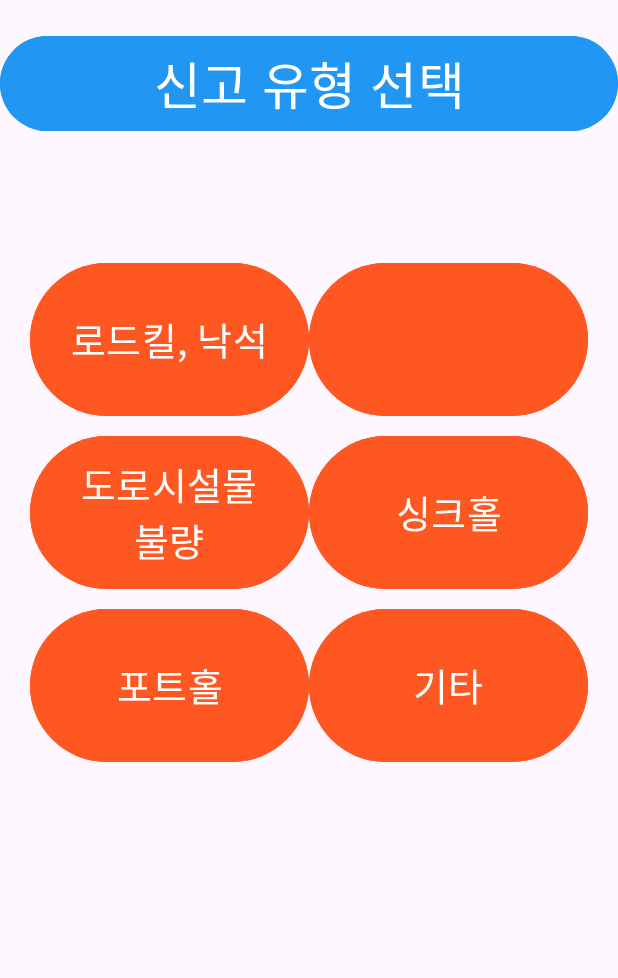
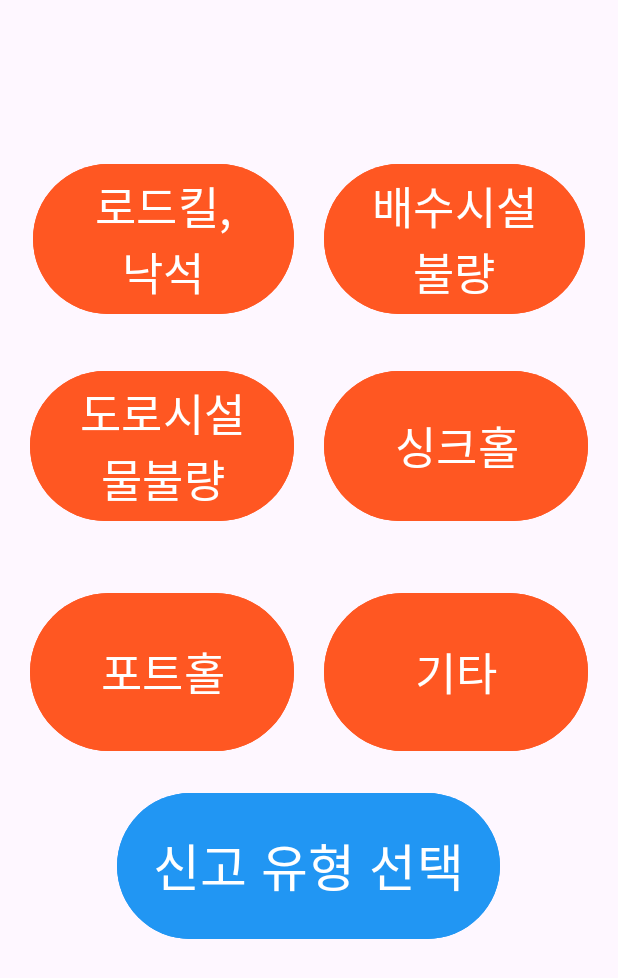
Before and after one commit to Baekbanjang/DogStreet, an Android app: the screen it shows after launch (MainActivity before the commit, select_types_MainActivity after it), on a phone screen of 412 x 824 dp. Shown: the top 978 px of the screen. Run offline under Robolectric (Android 15) with nearby library versions, the phone set to English and light mode, and no system bars.

Commit message:
레이아웃 버튼 수정 및 id추가

```diff
--- a/app/build.gradle.kts
+++ b/app/build.gradle.kts
@@ -4,7 +4,7 @@ plugins {
 
 android {
     namespace = "kr.ac.mmu"
-    compileSdk = 33
+    compileSdk = 34
 
     defaultConfig {
         applicationId = "kr.ac.mmu"
--- a/app/src/main/AndroidManifest.xml
+++ b/app/src/main/AndroidManifest.xml
@@ -13,7 +13,7 @@
         android:theme="@style/Theme.Street_Types"
         tools:targetApi="31">
         <activity
-            android:name=".MainActivity"
+            android:name=".select_types_MainActivity"
             android:exported="true">
             <intent-filter>
                 <action android:name="android.intent.action.MAIN" />
--- a/app/src/main/java/kr/ac/mmu/MainActivity.java
+++ b/app/src/main/java/kr/ac/mmu/select_types_MainActivity.java
@@ -4,11 +4,11 @@ import androidx.appcompat.app.AppCompatActivity;
 
 import android.os.Bundle;
 
-public class MainActivity extends AppCompatActivity {
+public class select_types_MainActivity extends AppCompatActivity {
 
     @Override
     protected void onCreate(Bundle savedInstanceState) {
         super.onCreate(savedInstanceState);
-        setContentView(R.layout.activity_main);
+        setContentView(R.layout.select_types);
     }
 }
--- a/app/src/main/res/layout/activity_main.xml
+++ b/app/src/main/res/layout/select_types.xml
@@ -2,102 +2,114 @@
 <LinearLayout xmlns:android="http://schemas.android.com/apk/res/android"
     xmlns:app="http://schemas.android.com/apk/res-auto"
     xmlns:tools="http://schemas.android.com/tools"
-    android:layout_width="match_parent"
+    android:layout_width="wrap_content"
     android:layout_height="wrap_content"
-    android:layout_marginTop="20dp"
+    android:layout_marginTop="15dp"
     android:orientation="vertical"
-    tools:context=".MainActivity">
-
-    <Button
-        android:id="@+id/button"
-        android:layout_width="match_parent"
-        android:layout_height="match_parent"
-        android:backgroundTint="#2196F3"
-        android:text="신고 유형 선택"
-        android:textSize="34sp" />
+    tools:context=".select_types_MainActivity">
 
     <LinearLayout
-        android:layout_width="match_parent"
+        android:layout_width="388dp"
         android:layout_height="match_parent"
         android:layout_gravity="center"
         android:layout_marginLeft="20dp"
         android:layout_marginTop="80dp"
         android:layout_marginRight="20dp"
+        android:layout_weight="1"
         android:orientation="horizontal">
 
         <Button
-            android:id="@+id/button2"
+            android:id="@+id/roadkill"
             android:layout_width="match_parent"
-            android:layout_height="110dp"
+            android:layout_height="match_parent"
+            android:layout_margin="10dp"
             android:layout_weight="1"
             android:backgroundTint="#FF5722"
             android:text="로드킬, 낙석"
-            android:textSize="25sp" />
+            android:textSize="30sp" />
 
         <Button
-            android:id="@+id/button3"
+            android:id="@+id/drainage_system"
             android:layout_width="match_parent"
             android:layout_height="match_parent"
+            android:layout_margin="10dp"
             android:layout_weight="1"
             android:backgroundTint="#FF5722"
-            android:textSize="25sp"
-            tools:text="배수시설불량" />
+            android:text="배수시설불량"
+            android:textSize="30sp" />
     </LinearLayout>
 
     <LinearLayout
         android:layout_width="match_parent"
         android:layout_height="match_parent"
         android:layout_gravity="center"
+        android:layout_margin="10dp"
         android:layout_marginLeft="20dp"
         android:layout_marginTop="5dp"
         android:layout_marginRight="20dp"
+        android:layout_weight="1"
         android:orientation="horizontal">
 
         <Button
-            android:id="@+id/button4"
+            android:id="@+id/road_facilities"
             android:layout_width="match_parent"
-            android:layout_height="110dp"
+            android:layout_height="match_parent"
+            android:layout_margin="10dp"
             android:layout_weight="1"
             android:backgroundTint="#FF5722"
-            android:text="도로시설물 불량"
-            android:textSize="25sp" />
+            android:text="도로시설물불량"
+            android:textSize="30sp" />
 
         <Button
-            android:id="@+id/button5"
+            android:id="@+id/sinkhole"
             android:layout_width="match_parent"
             android:layout_height="match_parent"
+            android:layout_margin="10dp"
             android:layout_weight="1"
             android:backgroundTint="#FF5722"
             android:text="싱크홀"
-            android:textSize="25sp" />
+            android:textSize="30sp" />
     </LinearLayout>
 
     <LinearLayout
         android:layout_width="match_parent"
-        android:layout_height="match_parent"
+        android:layout_height="133dp"
         android:layout_gravity="center"
+        android:layout_margin="10dp"
         android:layout_marginLeft="20dp"
         android:layout_marginTop="5dp"
         android:layout_marginRight="20dp"
+        android:layout_weight="1"
         android:orientation="horizontal">
 
         <Button
-            android:id="@+id/button6"
+            android:id="@+id/pothole"
             android:layout_width="match_parent"
-            android:layout_height="110dp"
+            android:layout_height="match_parent"
+            android:layout_margin="10dp"
             android:layout_weight="1"
             android:backgroundTint="#FF5722"
             android:text="포트홀"
-            android:textSize="25sp" />
+            android:textSize="30sp" />
 
         <Button
-            android:id="@+id/button7"
+            android:id="@+id/etc"
             android:layout_width="match_parent"
             android:layout_height="match_parent"
+            android:layout_margin="10dp"
             android:layout_weight="1"
             android:backgroundTint="#FF5722"
             android:text="기타"
-            android:textSize="25sp" />
+            android:textSize="30sp" />
     </LinearLayout>
 
+    <Button
+        android:id="@+id/select_type"
+        android:layout_width="wrap_content"
+        android:layout_height="105dp"
+        android:layout_gravity="center"
+        android:backgroundTint="#2196F3"
+        android:text="신고 유형 선택"
+        android:textSize="34sp" />
+
 </LinearLayout>
```
